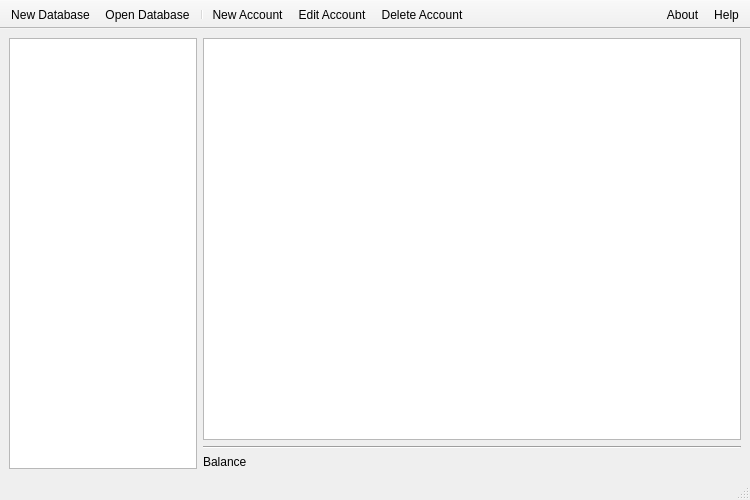
gdude2002/PyBalance, file balance/forms/main_window.ui: the form before one commit.
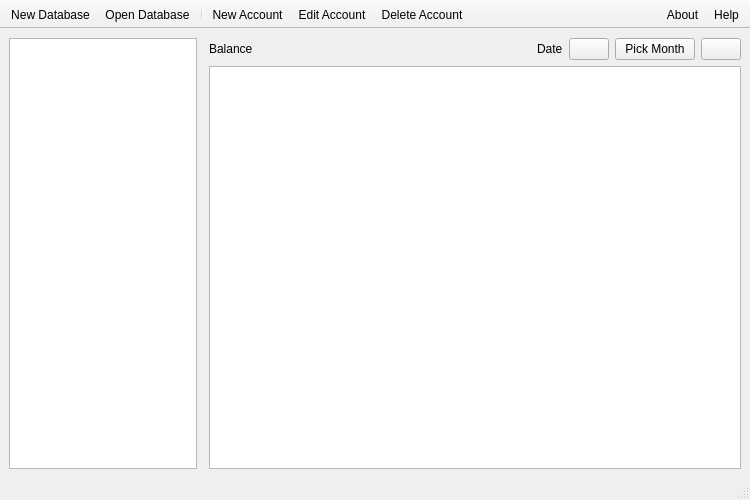
The form after the commit. Icons and pictures are not drawn.

Commit message: Month buttons should just be arrows

What changed in the file:
```diff
--- a/balance/forms/main_window.ui
+++ b/balance/forms/main_window.ui
@@ -20,7 +20,7 @@
    <string>PyBalance</string>
   </property>
   <widget class="QWidget" name="central_widget">
-   <layout class="QHBoxLayout" name="horizontalLayout">
+   <layout class="QHBoxLayout" name="horizontalLayout_2">
     <item>
      <widget class="QListWidget" name="list_widget">
       <property name="sizePolicy">
@@ -38,24 +38,81 @@
      </widget>
     </item>
     <item>
-     <layout class="QVBoxLayout" name="vertical_layout">
+     <widget class="Line" name="line">
+      <property name="orientation">
+       <enum>Qt::Horizontal</enum>
+      </property>
+     </widget>
+    </item>
+    <item>
+     <layout class="QVBoxLayout" name="verticalLayout">
+      <item>
+       <layout class="QHBoxLayout" name="horizontalLayout">
+        <item>
+         <widget class="QLabel" name="balance_label">
+          <property name="text">
+           <string>Balance</string>
+          </property>
+         </widget>
+        </item>
+        <item>
+         <spacer name="horizontalSpacer">
+          <property name="orientation">
+           <enum>Qt::Horizontal</enum>
+          </property>
+          <property name="sizeHint" stdset="0">
+           <size>
+            <width>40</width>
+            <height>20</height>
+           </size>
+          </property>
+         </spacer>
+        </item>
+        <item>
+         <widget class="QLabel" name="label">
+          <property name="text">
+           <string>Date</string>
+          </property>
+         </widget>
+        </item>
+        <item>
+         <widget class="QPushButton" name="pushButton_2">
+          <property name="text">
+           <string/>
+          </property>
+          <property name="icon">
+           <iconset theme="go-previous"/>
+          </property>
+         </widget>
+        </item>
+        <item>
+         <widget class="QPushButton" name="pushButton_3">
+          <property name="text">
+           <string>Pick Month</string>
+          </property>
+         </widget>
+        </item>
+        <item>
+         <widget class="QPushButton" name="pushButton">
+          <property name="sizePolicy">
+           <sizepolicy hsizetype="Minimum" vsizetype="Fixed">
+            <horstretch>0</horstretch>
+            <verstretch>0</verstretch>
+           </sizepolicy>
+          </property>
+          <property name="text">
+           <string/>
+          </property>
+          <property name="icon">
+           <iconset theme="go-next"/>
+          </property>
+         </widget>
+        </item>
+       </layout>
+      </item>
       <item>
        <widget class="QTableView" name="table_view"/>
       </item>
-      <item>
-       <widget class="Line" name="line">
-        <property name="orientation">
-         <enum>Qt::Horizontal</enum>
-        </property>
-       </widget>
-      </item>
-      <item>
-       <widget class="QLabel" name="balance_label">
-        <property name="text">
-         <string>Balance</string>
-        </property>
-       </widget>
-      </item>
      </layout>
     </item>
    </layout>
```
Left out of the diff: 21 changed lines with no effect on the pictures.
